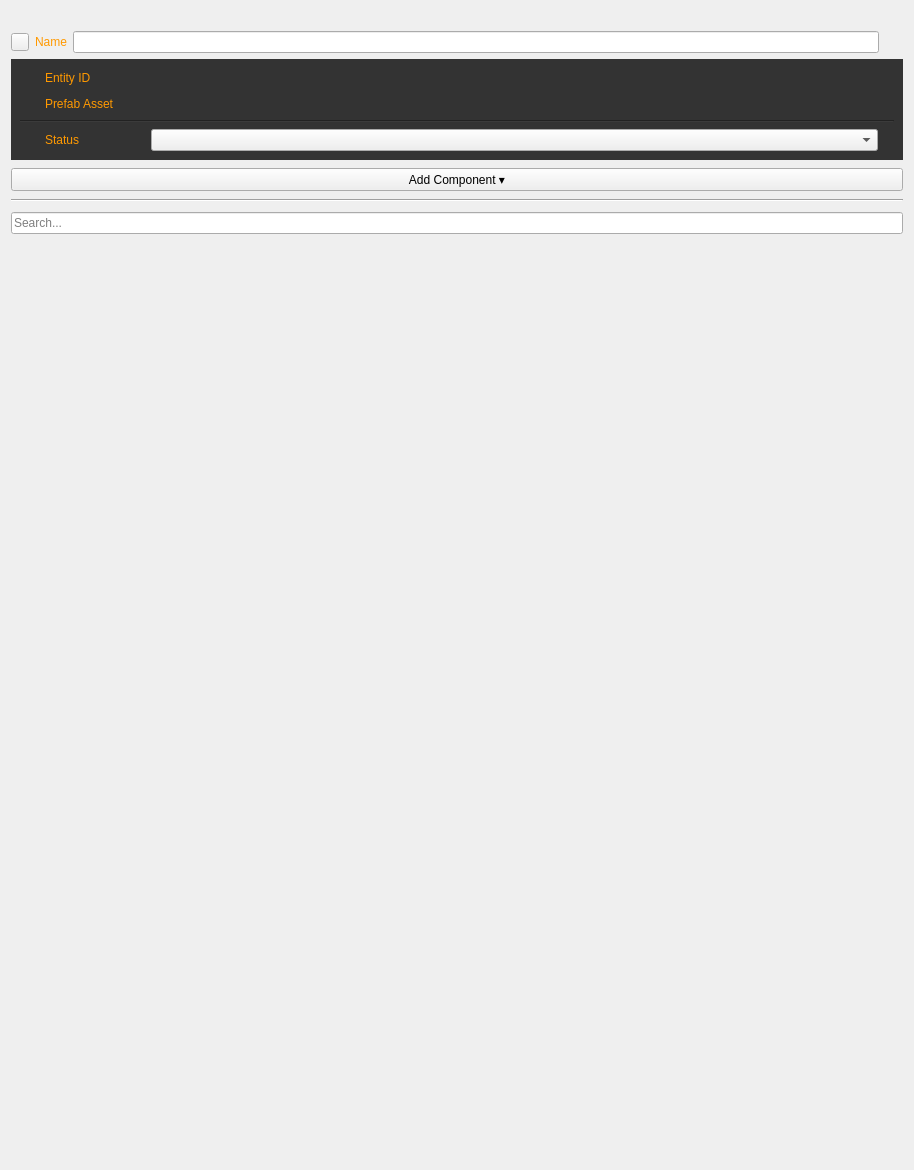
Old version of the form Code/Framework/AzToolsFramework/AzToolsFramework/UI/PropertyEditor/EntityPropertyEditor.ui in the repository o3de/o3de.
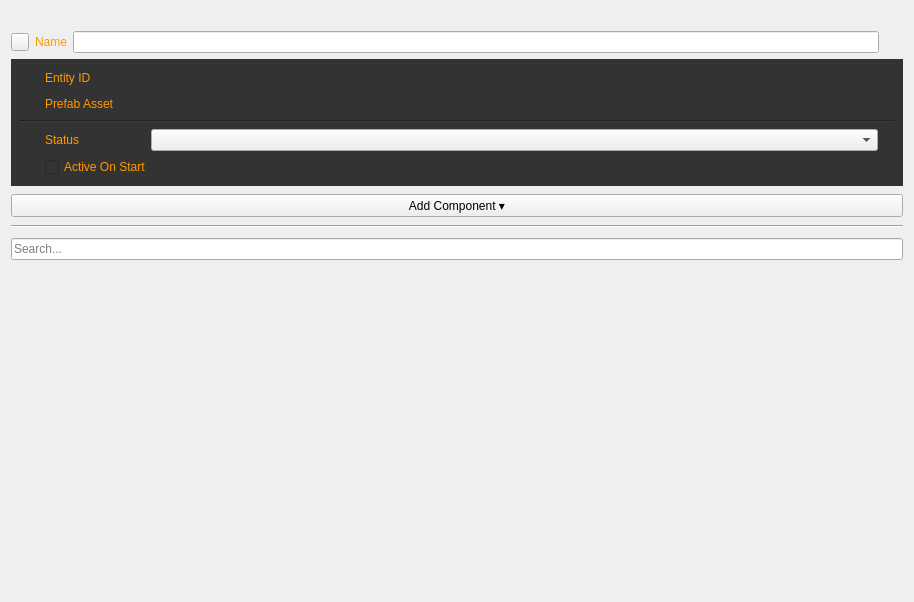
New version of the form. Icons and pictures are not drawn. Custom widgets are drawn as their Qt base class.

Commit message:
(Experiemental) Add "activate" checkbox to entity property editor.
Entites can be set to not auto activate on start.

Diff of the .ui file:
```diff
--- a/Code/Framework/AzToolsFramework/AzToolsFramework/UI/PropertyEditor/EntityPropertyEditor.ui
+++ b/Code/Framework/AzToolsFramework/AzToolsFramework/UI/PropertyEditor/EntityPropertyEditor.ui
@@ -10,7 +10,7 @@
     <x>0</x>
     <y>0</y>
     <width>914</width>
-    <height>1170</height>
+    <height>602</height>
    </rect>
   </property>
   <property name="sizePolicy">
@@ -172,23 +172,11 @@
         <bool>true</bool>
        </property>
        <property name="sizePolicy">
-        <sizepolicy hsizetype="Preferred" vsizetype="Preferred">
+        <sizepolicy hsizetype="Preferred" vsizetype="Maximum">
          <horstretch>0</horstretch>
          <verstretch>0</verstretch>
         </sizepolicy>
        </property>
-       <property name="minimumSize">
-        <size>
-         <width>0</width>
-         <height>0</height>
-        </size>
-       </property>
-       <property name="maximumSize">
-        <size>
-         <width>16777215</width>
-         <height>16777215</height>
-        </size>
-       </property>
        <property name="styleSheet">
         <string notr="true">QWidget#m_darkBox { background-color:rgb(51, 51, 51) }</string>
        </property>
@@ -1159,6 +1147,196 @@
             </widget>
            </item>
            <item>
+            <spacer name="horizontalSpacer_5">
+             <property name="orientation">
+              <enum>Qt::Horizontal</enum>
+             </property>
+             <property name="sizeType">
+              <enum>QSizePolicy::Fixed</enum>
+             </property>
+             <property name="sizeHint" stdset="0">
+              <size>
+               <width>16</width>
+               <height>20</height>
+              </size>
+             </property>
+            </spacer>
+           </item>
+          </layout>
+         </widget>
+        </item>
+        <item>
+         <widget class="QWidget" name="m_activeOnStartWidget" native="true">
+          <property name="enabled">
+           <bool>true</bool>
+          </property>
+          <layout class="QHBoxLayout" name="horizontalLayout_3">
+           <property name="leftMargin">
+            <number>0</number>
+           </property>
+           <property name="topMargin">
+            <number>0</number>
+           </property>
+           <property name="rightMargin">
+            <number>0</number>
+           </property>
+           <property name="bottomMargin">
+            <number>0</number>
+           </property>
+           <item>
+            <spacer name="statusSpacer_4">
+             <property name="orientation">
+              <enum>Qt::Horizontal</enum>
+             </property>
+             <property name="sizeType">
+              <enum>QSizePolicy::Fixed</enum>
+             </property>
+             <property name="sizeHint" stdset="0">
+              <size>
+               <width>25</width>
+               <height>20</height>
+              </size>
+             </property>
+            </spacer>
+           </item>
+           <item>
+            <widget class="QCheckBox" name="m_activeOnStartCheckbox">
+             <property name="sizePolicy">
+              <sizepolicy hsizetype="Preferred" vsizetype="Preferred">
+               <horstretch>0</horstretch>
+               <verstretch>0</verstretch>
+              </sizepolicy>
+             </property>
+             <property name="palette">
+              <palette>
+               <active>
+                <colorrole role="WindowText">
+                 <brush brushstyle="SolidPattern">
+                  <color alpha="255">
+                   <red>255</red>
+                   <green>153</green>
+                   <blue>0</blue>
+                  </color>
+                 </brush>
+                </colorrole>
+                <colorrole role="Button">
+                 <brush brushstyle="SolidPattern">
+                  <color alpha="255">
+                   <red>51</red>
+                   <green>51</green>
+                   <blue>51</blue>
+                  </color>
+                 </brush>
+                </colorrole>
+                <colorrole role="Base">
+                 <brush brushstyle="SolidPattern">
+                  <color alpha="255">
+                   <red>51</red>
+                   <green>51</green>
+                   <blue>51</blue>
+                  </color>
+                 </brush>
+                </colorrole>
+                <colorrole role="Window">
+                 <brush brushstyle="SolidPattern">
+                  <color alpha="255">
+                   <red>51</red>
+                   <green>51</green>
+                   <blue>51</blue>
+                  </color>
+                 </brush>
+                </colorrole>
+               </active>
+               <inactive>
+                <colorrole role="WindowText">
+                 <brush brushstyle="SolidPattern">
+                  <color alpha="255">
+                   <red>255</red>
+                   <green>153</green>
+                   <blue>0</blue>
+                  </color>
+                 </brush>
+                </colorrole>
+                <colorrole role="Button">
+                 <brush brushstyle="SolidPattern">
+                  <color alpha="255">
+                   <red>51</red>
+                   <green>51</green>
+                   <blue>51</blue>
+                  </color>
+                 </brush>
+                </colorrole>
+                <colorrole role="Base">
+                 <brush brushstyle="SolidPattern">
+                  <color alpha="255">
+                   <red>51</red>
+                   <green>51</green>
+                   <blue>51</blue>
+                  </color>
+                 </brush>
+                </colorrole>
+                <colorrole role="Window">
+                 <brush brushstyle="SolidPattern">
+                  <color alpha="255">
+                   <red>51</red>
+                   <green>51</green>
+                   <blue>51</blue>
+                  </color>
+                 </brush>
+                </colorrole>
+               </inactive>
+               <disabled>
+                <colorrole role="WindowText">
+                 <brush brushstyle="SolidPattern">
+                  <color alpha="255">
+                   <red>120</red>
+                   <green>120</green>
+                   <blue>120</blue>
+                  </color>
+                 </brush>
+                </colorrole>
+                <colorrole role="Button">
+                 <brush brushstyle="SolidPattern">
+                  <color alpha="255">
+                   <red>51</red>
+                   <green>51</green>
+                   <blue>51</blue>
+                  </color>
+                 </brush>
+                </colorrole>
+                <colorrole role="Base">
+                 <brush brushstyle="SolidPattern">
+                  <color alpha="255">
+                   <red>51</red>
+                   <green>51</green>
+                   <blue>51</blue>
+                  </color>
+                 </brush>
+                </colorrole>
+                <colorrole role="Window">
+                 <brush brushstyle="SolidPattern">
+                  <color alpha="255">
+                   <red>51</red>
+                   <green>51</green>
+                   <blue>51</blue>
+                  </color>
+                 </brush>
+                </colorrole>
+               </disabled>
+              </palette>
+             </property>
+             <property name="toolTip">
+              <string>If unchecked, the entity will not be active when loaded into the scene.</string>
+             </property>
+             <property name="styleSheet">
+              <string notr="true">background-color:rgb(51, 51, 51)</string>
+             </property>
+             <property name="text">
+              <string>Active On Start</string>
+             </property>
+            </widget>
+           </item>
+           <item>
             <spacer name="horizontalSpacer_3">
              <property name="orientation">
               <enum>Qt::Horizontal</enum>
@@ -1250,7 +1428,7 @@
           <x>0</x>
           <y>0</y>
           <width>894</width>
-          <height>902</height>
+          <height>318</height>
          </rect>
         </property>
         <property name="sizePolicy">
```
Left out of the diff: 31 changed lines with no effect on the pictures. The commit also changes 4 other files.
